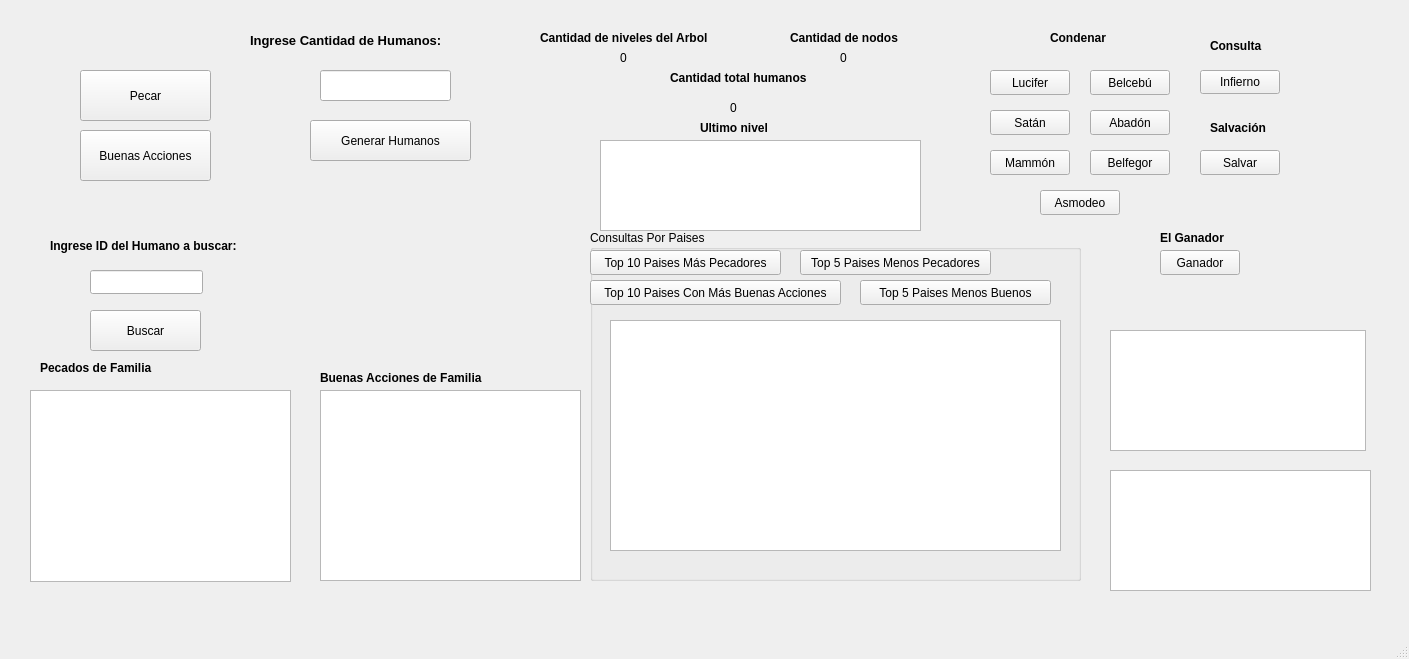
Before: the Qt Designer form Proyecto2-ED/mainwindow.ui in Huevaldinho/Proyecto2-ED, drawn with Qt 5.
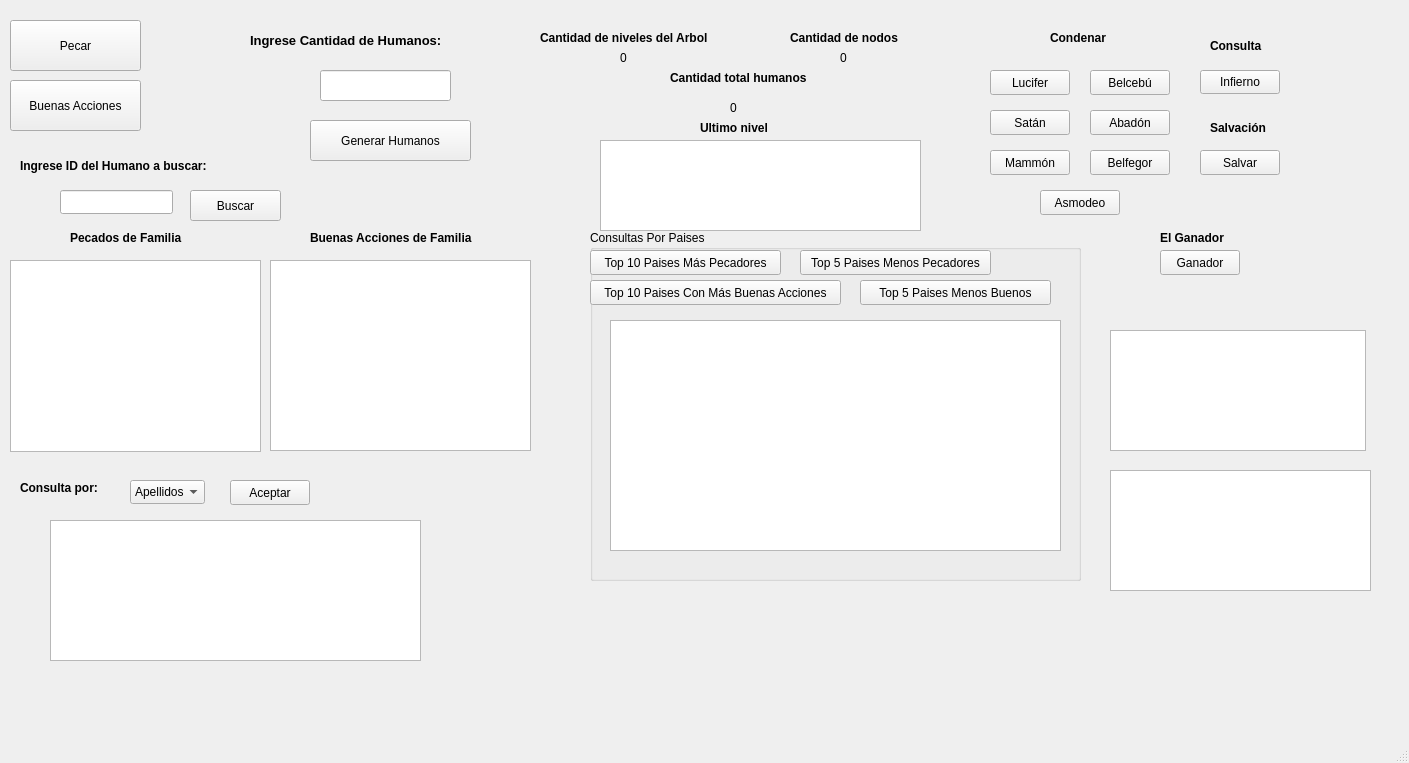
After: the same form once the commit is applied.

Patch:
```diff
--- a/Proyecto2-ED/mainwindow.ui
+++ b/Proyecto2-ED/mainwindow.ui
@@ -7,7 +7,7 @@
     <x>0</x>
     <y>0</y>
     <width>1409</width>
-    <height>659</height>
+    <height>763</height>
    </rect>
   </property>
   <property name="windowTitle">
@@ -66,8 +66,8 @@
    <widget class="QPushButton" name="btn_Pecar">
     <property name="geometry">
      <rect>
-      <x>80</x>
-      <y>70</y>
+      <x>10</x>
+      <y>20</y>
       <width>131</width>
       <height>51</height>
      </rect>
@@ -79,8 +79,8 @@
    <widget class="QPushButton" name="btn_BuenasAcciones">
     <property name="geometry">
      <rect>
-      <x>80</x>
-      <y>130</y>
+      <x>10</x>
+      <y>80</y>
       <width>131</width>
       <height>51</height>
      </rect>
@@ -92,8 +92,8 @@
    <widget class="QLabel" name="lbl_IDHumanosBuscado">
     <property name="geometry">
      <rect>
-      <x>50</x>
-      <y>230</y>
+      <x>20</x>
+      <y>150</y>
       <width>241</width>
       <height>31</height>
      </rect>
@@ -111,10 +111,10 @@
    <widget class="QPushButton" name="btn_BuscarHumano">
     <property name="geometry">
      <rect>
-      <x>90</x>
-      <y>310</y>
-      <width>111</width>
-      <height>41</height>
+      <x>190</x>
+      <y>190</y>
+      <width>91</width>
+      <height>31</height>
      </rect>
     </property>
     <property name="text">
@@ -124,8 +124,8 @@
    <widget class="QLineEdit" name="txt_HumanoBuscado">
     <property name="geometry">
      <rect>
-      <x>90</x>
-      <y>270</y>
+      <x>60</x>
+      <y>190</y>
       <width>113</width>
       <height>24</height>
      </rect>
@@ -134,9 +134,9 @@
    <widget class="QTextBrowser" name="txt_PecadosFamiliaHumanoBuscado">
     <property name="geometry">
      <rect>
-      <x>30</x>
-      <y>390</y>
-      <width>261</width>
+      <x>10</x>
+      <y>260</y>
+      <width>251</width>
       <height>192</height>
      </rect>
     </property>
@@ -144,8 +144,8 @@
    <widget class="QLabel" name="lbl_PecadosFamilia">
     <property name="geometry">
      <rect>
-      <x>40</x>
-      <y>360</y>
+      <x>70</x>
+      <y>230</y>
       <width>121</width>
       <height>16</height>
      </rect>
@@ -163,8 +163,8 @@
    <widget class="QLabel" name="lbl_BuenasAcciones">
     <property name="geometry">
      <rect>
-      <x>320</x>
-      <y>370</y>
+      <x>310</x>
+      <y>230</y>
       <width>181</width>
       <height>16</height>
      </rect>
@@ -182,8 +182,8 @@
    <widget class="QTextBrowser" name="txt_BuenasAccionesFamiliaHumanoBuscado">
     <property name="geometry">
      <rect>
-      <x>320</x>
-      <y>390</y>
+      <x>270</x>
+      <y>260</y>
       <width>261</width>
       <height>191</height>
      </rect>
@@ -634,6 +634,83 @@
      <string/>
     </property>
    </widget>
+   <widget class="QComboBox" name="comboBox_Consulta">
+    <property name="geometry">
+     <rect>
+      <x>130</x>
+      <y>480</y>
+      <width>75</width>
+      <height>24</height>
+     </rect>
+    </property>
+    <item>
+     <property name="text">
+      <string>Apellidos</string>
+     </property>
+    </item>
+    <item>
+     <property name="text">
+      <string>Continentes</string>
+     </property>
+    </item>
+    <item>
+     <property name="text">
+      <string>Paises</string>
+     </property>
+    </item>
+    <item>
+     <property name="text">
+      <string>Creencias</string>
+     </property>
+    </item>
+    <item>
+     <property name="text">
+      <string>Profesiones</string>
+     </property>
+    </item>
+   </widget>
+   <widget class="QLabel" name="lbl_ConsultaPor">
+    <property name="geometry">
+     <rect>
+      <x>20</x>
+      <y>480</y>
+      <width>91</width>
+      <height>16</height>
+     </rect>
+    </property>
+    <property name="font">
+     <font>
+      <weight>75</weight>
+      <bold>true</bold>
+     </font>
+    </property>
+    <property name="text">
+     <string>Consulta por:</string>
+    </property>
+   </widget>
+   <widget class="QPushButton" name="btnConsultaPor">
+    <property name="geometry">
+     <rect>
+      <x>230</x>
+      <y>480</y>
+      <width>80</width>
+      <height>25</height>
+     </rect>
+    </property>
+    <property name="text">
+     <string>Aceptar</string>
+    </property>
+   </widget>
+   <widget class="QTextBrowser" name="lbl_txtConsultaPorResultado">
+    <property name="geometry">
+     <rect>
+      <x>50</x>
+      <y>520</y>
+      <width>371</width>
+      <height>141</height>
+     </rect>
+    </property>
+   </widget>
   </widget>
   <widget class="QMenuBar" name="menubar">
    <property name="geometry">
```
